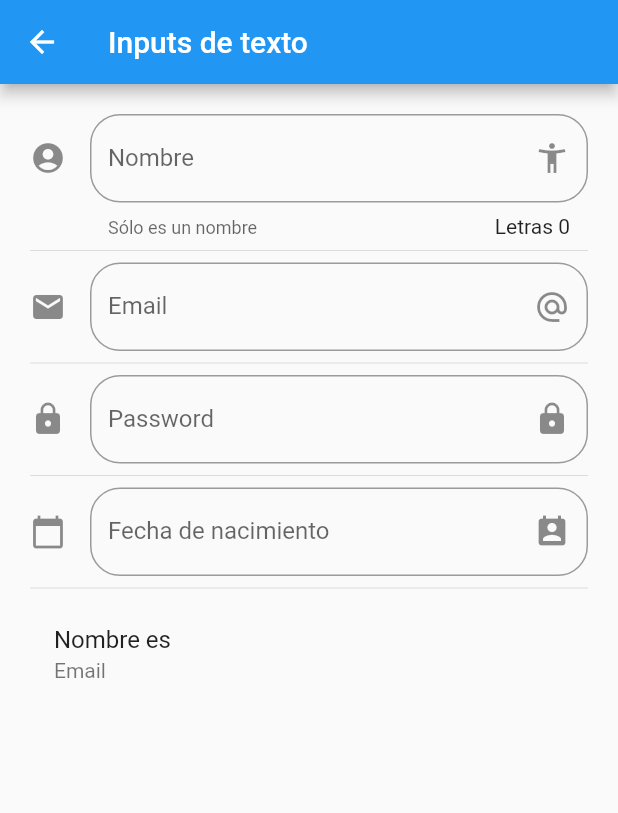
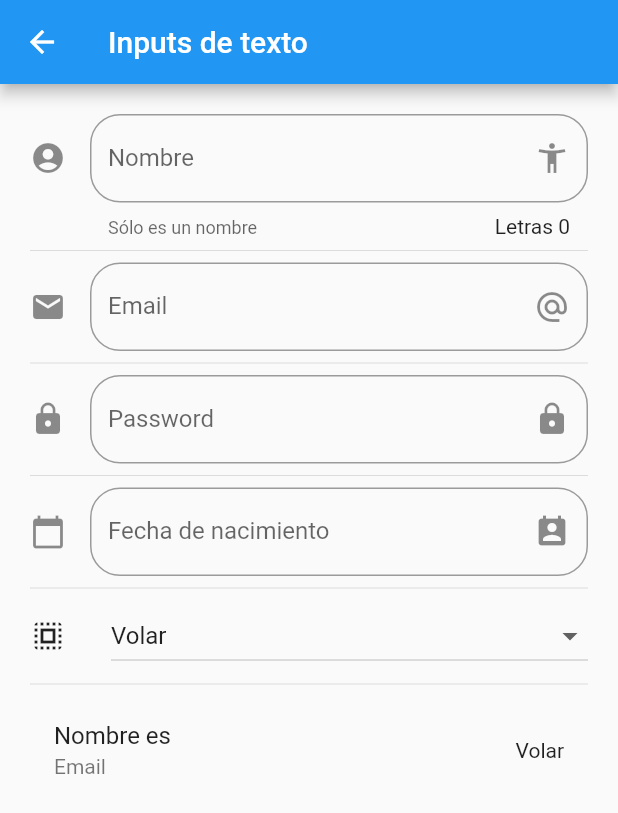
Before and after one commit to MariaLPF/componentes, a Flutter app: the InputsPage screen opened by its route, on a phone screen of 412 x 824 dp. Shown: the top 813 px of the screen. Run offline on Flutter 3.47's test engine with Material 2 defaults, Android fonts, the phone set to English and light mode, and no system bars.

Commit message:
Dropdown

```diff
--- a/lib/src/pages/inputs_page.dart
+++ b/lib/src/pages/inputs_page.dart
@@ -11,6 +11,8 @@ class _InputsPageState extends State<InputsPage> {
   String _name ='';
   String _email = '';
   String _date = '';
+  List<String> _powers = ['Volar', 'Rayos X', 'Super aliento', 'Super fuerza'];
+  String _optionSelect = 'Volar';
 
   TextEditingController _inputController = new TextEditingController();
 
@@ -30,6 +32,8 @@ class _InputsPageState extends State<InputsPage> {
           _createPassword(),
           Divider(),
           _createDate(context),
+          Divider(),
+          _createDropDown(),
           Divider(),
           _createPerson(),
         ],
@@ -122,13 +126,6 @@ class _InputsPageState extends State<InputsPage> {
       );
   }
 
-  Widget _createPerson(){
-    return ListTile(
-      title: Text('Nombre es $_name'),
-      subtitle: Text('Email $_email'),
-    );
-  }
-
   void _selectDate(BuildContext contex) async {
     DateTime picked = await showDatePicker(
       context: contex,
@@ -146,5 +143,55 @@ class _InputsPageState extends State<InputsPage> {
     }
   }
 
+  List<DropdownMenuItem<String>> _getOptionsDropDown(){
+    List<DropdownMenuItem<String>> result = new List();
+    _powers.forEach((poder){
+      result.add(DropdownMenuItem(
+        value: poder,
+        child: Text(poder),
+       )
+      );
+    });
+    return result;
+  }
+
+  Widget _createDropDown(){
+    return Row(
+      children: <Widget>[
+        Icon(Icons.select_all),
+        SizedBox(width: 30.0),
+        Expanded(
+
+          child: DropdownButton(
+                isExpanded: true,
+                value: _optionSelect,
+                items: _getOptionsDropDown(),
+                onChanged: (itemSelect){
+                  setState(() {
+                    _optionSelect = itemSelect;
+                  });
+                },
+              ),
+        ),
+      ],
+    );
+
+
+
 
   }
+
+  Widget _createPerson(){
+    return ListTile(
+      title: Text('Nombre es $_name'),
+      subtitle: Text('Email $_email'),
+      trailing: Text(_optionSelect),
+    );
+  }
+
+
+
+
+
+
+}
```
Lines whose indentation alone changed are shown as unchanged.
